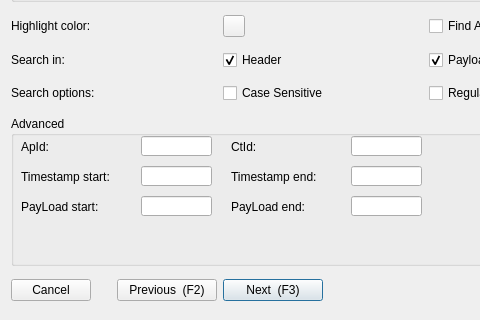
COVESA/dlt-viewer, file src/searchdialog.ui: the form before one commit; both pictures show x 0 to 480 and y 111 to 431 of the 600 by 431 pixel window.
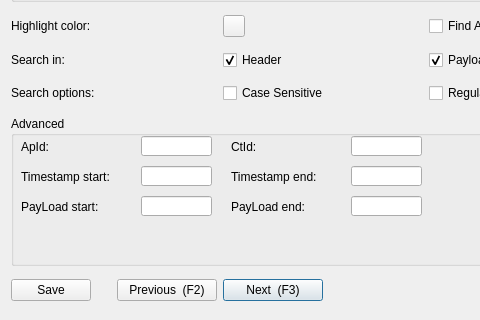
The form after the commit. Icons and pictures are not drawn.

```diff
--- a/src/searchdialog.ui
+++ b/src/searchdialog.ui
@@ -374,7 +374,7 @@
       <enum>Qt::Horizontal</enum>
      </property>
      <property name="standardButtons">
-      <set>QDialogButtonBox::Cancel</set>
+      <set>QDialogButtonBox::Save</set>
      </property>
     </widget>
    </item>
```
